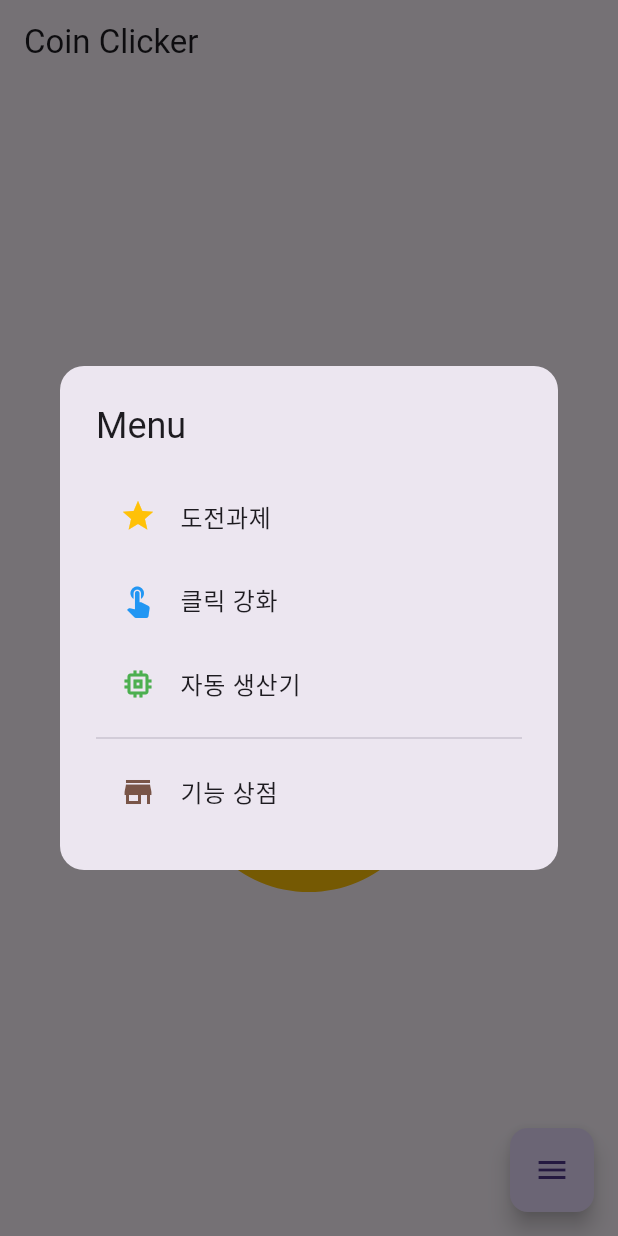
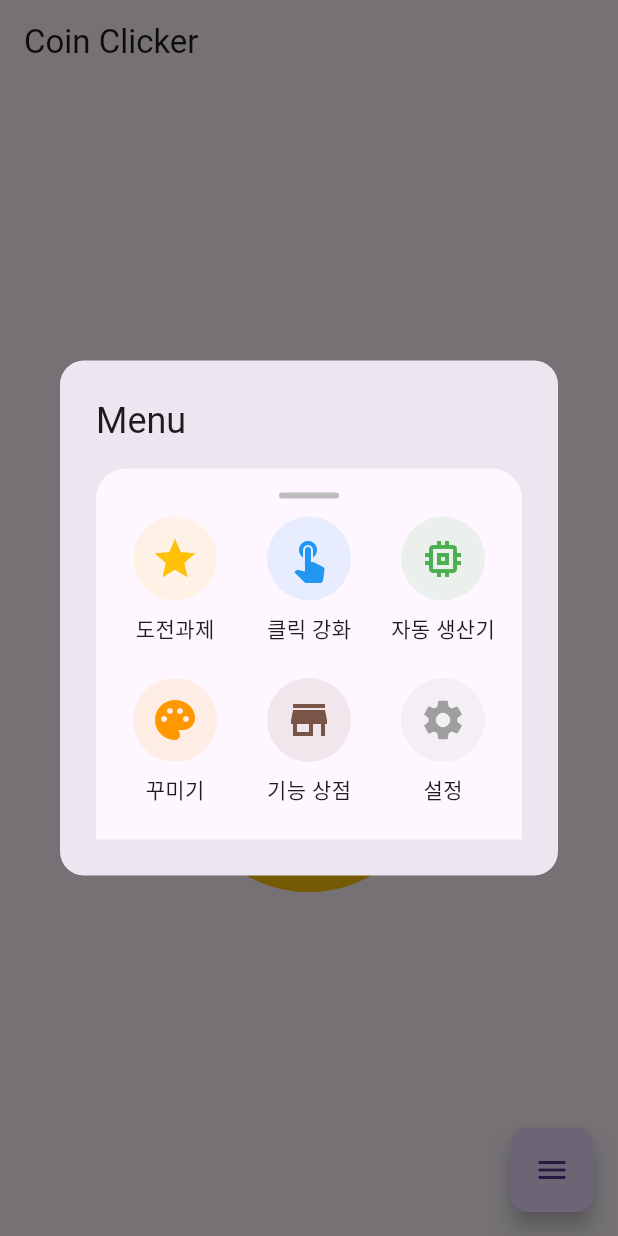
Before and after one commit to feather2308/flutter_coin_clicker, a Flutter app: the screen it shows after launch, after a tap on the "menu" icon, on a phone screen of 412 x 824 dp. Run offline on Flutter 3.47's test engine with Material 3 defaults, Android fonts, the phone set to English and light mode, and no system bars; our stand-ins replace hive, hive_flutter; accounts and stored records are empty.

Commit message:
테마 상점 추가함

```diff
--- a/lib/game_logic.dart
+++ b/lib/game_logic.dart
@@ -5,6 +5,8 @@ import 'package:flutter/material.dart';
 import 'package:flutter/services.dart';
 import 'package:flutter_coin_clicker/models/achievement.dart';
 import 'package:flutter_coin_clicker/models/auto_miner.dart';
+import 'package:flutter_coin_clicker/models/coin_theme.dart';
+import 'package:flutter_coin_clicker/models/game_state.dart';
 import 'package:hive/hive.dart';
 
 class GameLogic {
@@ -12,21 +14,14 @@ class GameLogic {
   final VoidCallback onAutoMine;
   final BuildContext context;
 
-  int coinCount = 0;
-  int totalCoinsEarned = 0;
+  late GameState gameState;
 
-  // Upgrades
-  int clickPower = 1;
-  int clickUpgradeCost = 10;
+  // Non-persistent state
   List<AutoMiner> autoMiners = [];
+  List<CoinTheme> coinThemes = [];
   int totalAutoMinerProduction = 0;
   Timer? autoMinerTimer;
-
-  // Achievements
   List<Achievement> achievements = [];
-
-  // Artifact Expedition (formerly Idle Rewards)
-  bool isArtifactExpeditionUnlocked = false;
   final int artifactExpeditionUnlockCost = 1000;
 
   GameLogic({required this.onUpdate, required this.onAutoMine, required this.context});
@@ -34,38 +29,41 @@ class GameLogic {
   // --- Data Persistence ---
 
   Future<void> saveGameData() async {
-    final box = await Hive.openBox('gameState');
-    await box.put('coinCount', coinCount);
-    await box.put('totalCoinsEarned', totalCoinsEarned);
-    await box.put('clickPower', clickPower);
-    await box.put('clickUpgradeCost', clickUpgradeCost);
-    final minerLevels = autoMiners.map((m) => m.level).toList();
-    await box.put('autoMinerLevels', minerLevels);
+    final box = await Hive.openBox('gameStateBox');
+
+    // 게임 상태 전체 저장
+    await box.put('gameState', gameState);
+
+    // 도전과제 상태 저장
     final achievementStatus = achievements.map((a) => a.isUnlocked).toList();
     await box.put('achievementStatus', achievementStatus);
-    await box.put('isArtifactExpeditionUnlocked', isArtifactExpeditionUnlocked);
+
+    // 🎨 테마 상태 저장 (별도로 안 해도 되지만, 명시적으로 한 번 더)
+    await box.put('unlockedCoinThemeIds', gameState.unlockedCoinThemeIds);
+    await box.put('activeCoinThemeId', gameState.activeCoinThemeId);
+
+    // 세션 종료 시간
     await box.put('lastSessionEndTime', DateTime.now().millisecondsSinceEpoch);
   }
 
   Future<void> loadGameData() async {
     await _initializeAutoMiners();
     await _initializeAchievements();
+    await _initializeCoinThemes();
 
-    final box = await Hive.openBox('gameState');
+    final box = await Hive.openBox('gameStateBox');
 
-    coinCount = box.get('coinCount', defaultValue: 0);
-    totalCoinsEarned = box.get('totalCoinsEarned', defaultValue: 0);
-    clickPower = box.get('clickPower', defaultValue: 1);
-    clickUpgradeCost = box.get('clickUpgradeCost', defaultValue: 10);
-    isArtifactExpeditionUnlocked = box.get('isArtifactExpeditionUnlocked', defaultValue: false);
+    // 기본 게임 상태 불러오기
+    gameState = box.get('gameState', defaultValue: GameState());
 
-    final List<int> minerLevels = List<int>.from(box.get('autoMinerLevels', defaultValue: []));
-    if (minerLevels.isNotEmpty && minerLevels.length == autoMiners.length) {
+    // 자동 생산기 복원
+    if (gameState.autoMinerLevels.isNotEmpty && gameState.autoMinerLevels.length == autoMiners.length) {
       for (int i = 0; i < autoMiners.length; i++) {
-        autoMiners[i].setLevel(minerLevels[i]);
+        autoMiners[i].setLevel(gameState.autoMinerLevels[i]);
       }
     }
 
+    // 도전과제 복원
     final List<bool> achievementStatus = List<bool>.from(box.get('achievementStatus', defaultValue: []));
     if (achievementStatus.isNotEmpty && achievementStatus.length == achievements.length) {
       for (int i = 0; i < achievements.length; i++) {
@@ -73,8 +71,18 @@ class GameLogic {
       }
     }
 
+    // 🎨 테마 상태 복원
+    final List<String> unlockedIds = List<String>.from(
+      box.get('unlockedCoinThemeIds', defaultValue: ['default']),
+    );
+    final String activeId = box.get('activeCoinThemeId', defaultValue: 'default');
+
+    gameState.unlockedCoinThemeIds = unlockedIds;
+    gameState.activeCoinThemeId = activeId;
+
+    // 생산량 갱신 및 기타 초기화
     _recalculateTotalProduction();
-    if (isArtifactExpeditionUnlocked) {
+    if (gameState.isArtifactExpeditionUnlocked) {
       _calculateArtifactExpeditionRewards(box);
     }
 
@@ -96,8 +104,8 @@ class GameLogic {
     final earnings = (effectiveOfflineSeconds * totalAutoMinerProduction).round();
 
     if (earnings > 0) {
-      coinCount += earnings;
-      totalCoinsEarned += earnings;
+      gameState.coins += earnings;
+      gameState.totalCoinsEarned += earnings;
       _showArtifactExpeditionDialog(earnings, effectiveOfflineSeconds.round());
     }
   }
@@ -136,14 +144,19 @@ class GameLogic {
     achievements = data.map((d) => Achievement.fromJson(d)).toList();
   }
 
+  Future<void> _initializeCoinThemes() async {
+    final String response = await rootBundle.loadString('assets/data/coin_themes.json');
+    final data = await json.decode(response) as List;
+    coinThemes = data.map((d) => CoinTheme.fromJson(d)).toList();
+  }
+
   // --- Core Game Logic ---
   void unlockArtifactExpedition() {
-    if (coinCount >= artifactExpeditionUnlockCost) {
-      coinCount -= artifactExpeditionUnlockCost;
-      isArtifactExpeditionUnlocked = true;
+    if (gameState.coins >= artifactExpeditionUnlockCost) {
+      gameState.coins -= artifactExpeditionUnlockCost;
+      gameState.isArtifactExpeditionUnlocked = true;
       onUpdate();
       saveGameData();
-      // Close menu and show confirmation
       Navigator.of(context).pop();
       ScaffoldMessenger.of(context).showSnackBar(
         const SnackBar(content: Text('유물 탐사 기능이 활성화되었습니다!')),
@@ -152,9 +165,9 @@ class GameLogic {
   }
 
   void incrementCoin() {
-    final amount = clickPower;
-    coinCount += amount;
-    totalCoinsEarned += amount;
+    final amount = gameState.clickPower;
+    gameState.coins += amount;
+    gameState.totalCoinsEarned += amount;
     _checkAchievements();
     onUpdate();
     saveGameData();
@@ -162,8 +175,8 @@ class GameLogic {
 
   void autoMine() {
     if (totalAutoMinerProduction > 0) {
-      coinCount += totalAutoMinerProduction;
-      totalCoinsEarned += totalAutoMinerProduction;
+      gameState.coins += totalAutoMinerProduction;
+      gameState.totalCoinsEarned += totalAutoMinerProduction;
       _checkAchievements();
       onUpdate();
       onAutoMine();
@@ -180,10 +193,10 @@ class GameLogic {
   }
 
   void upgradeClickPower() {
-    if (coinCount >= clickUpgradeCost) {
-      coinCount -= clickUpgradeCost;
-      clickPower++;
-      clickUpgradeCost = (clickUpgradeCost * 1.5).round();
+    if (gameState.coins >= gameState.clickUpgradeCost) {
+      gameState.coins -= gameState.clickUpgradeCost;
+      gameState.clickPower++;
+      gameState.clickUpgradeCost = (gameState.clickUpgradeCost * 1.5).round().toDouble();
       _checkAchievements();
       onUpdate();
       saveGameData();
@@ -192,9 +205,10 @@ class GameLogic {
 
   void upgradeAutoMiner(int index) {
     final miner = autoMiners[index];
-    if (coinCount >= miner.currentCost) {
-      coinCount -= miner.currentCost;
+    if (gameState.coins >= miner.currentCost) {
+      gameState.coins -= miner.currentCost;
       miner.levelUp();
+      gameState.autoMinerLevels = autoMiners.map((m) => m.level).toList();
       _recalculateTotalProduction();
       if (autoMinerTimer == null || !autoMinerTimer!.isActive) startAutoMiner();
       _checkAchievements();
@@ -208,8 +222,8 @@ class GameLogic {
       if (achievement.isUnlocked) continue;
       bool unlocked = false;
       switch (achievement.type) {
-        case AchievementType.totalCoins: if (totalCoinsEarned >= achievement.condition) unlocked = true; break;
-        case AchievementType.clickLevel: if (clickPower >= achievement.condition) unlocked = true; break;
+        case AchievementType.totalCoins: if (gameState.totalCoinsEarned >= achievement.condition) unlocked = true; break;
+        case AchievementType.clickLevel: if (gameState.clickPower >= achievement.condition) unlocked = true; break;
         case AchievementType.autoMinerLevel: final totalLevel = autoMiners.fold<int>(0, (sum, miner) => sum + miner.level); if (totalLevel >= achievement.condition) unlocked = true; break;
       }
       if (unlocked) {
@@ -229,4 +243,5 @@ class GameLogic {
   void dispose() {
     autoMinerTimer?.cancel();
   }
+
 }
--- a/lib/main.dart
+++ b/lib/main.dart
@@ -4,12 +4,14 @@
 import 'package:flutter_coin_clicker/game_logic.dart';
 import 'package:flutter_coin_clicker/game_ui.dart';
 import 'package:flutter_coin_clicker/models/floating_animation.dart';
+import 'package:flutter_coin_clicker/models/game_state.dart';
 import 'package:flutter_coin_clicker/widgets/animation_painter.dart';
 import 'package:flutter_coin_clicker/widgets/coin_display.dart';
 import 'package:hive_flutter/hive_flutter.dart';
 
 void main() async {
   await Hive.initFlutter();
+  Hive.registerAdapter(GameStateAdapter());
   runApp(const MyApp());
 }
 
@@ -123,7 +125,7 @@
     if (coinRect.contains(details.globalPosition)) {
       final localPosition = stackRenderBox.globalToLocal(details.globalPosition);
       _gameLogic.incrementCoin();
-      _addAnimation(localPosition, _gameLogic.clickPower);
+      _addAnimation(localPosition, _gameLogic.gameState.clickPower);
       _triggerCoinAnimation();
     }
   }
@@ -179,7 +181,7 @@
                           style: TextStyle(fontSize: 24),
                         ),
                         Text(
-                          '${_gameLogic.coinCount}',
+                          '${_gameLogic.gameState.coins.round()}',
                           style: const TextStyle(fontSize: 48, fontWeight: FontWeight.bold),
                         ),
                         const SizedBox(height: 40),
--- /dev/null
+++ b/lib/models/coin_theme.dart
@@ -0,0 +1,21 @@
+import 'package:json_annotation/json_annotation.dart';
+
+part 'coin_theme.g.dart';
+
+@JsonSerializable()
+class CoinTheme {
+  final String id;
+  final String name;
+  final String color;
+  final double price;
+
+  CoinTheme({
+    required this.id,
+    required this.name,
+    required this.color,
+    required this.price,
+  });
+
+  factory CoinTheme.fromJson(Map<String, dynamic> json) => _$CoinThemeFromJson(json);
+  Map<String, dynamic> toJson() => _$CoinThemeToJson(this);
+}
--- a/lib/models/game_state.dart
+++ b/lib/models/game_state.dart
@@ -3,7 +3,7 @@ import 'package:hive/hive.dart';
 
 part 'game_state.g.dart';
 
-@HiveType(typeId: 1) // typeId를 1로 변경 (0은 이전에 사용)
+@HiveType(typeId: 1)
 class GameState {
   @HiveField(0)
   double coins;
@@ -12,11 +12,32 @@ class GameState {
   int clickPower;
 
   @HiveField(2)
-  int autoMinerLevel;
+  List<int> autoMinerLevels; // Changed from int to List<int>
+
+  @HiveField(3)
+  List<String> unlockedCoinThemeIds;
+
+  @HiveField(4)
+  String activeCoinThemeId;
+
+  @HiveField(5)
+  bool isArtifactExpeditionUnlocked;
+
+  @HiveField(6)
+  double totalCoinsEarned; // Added
+
+  @HiveField(7)
+  double clickUpgradeCost; // Added
 
   GameState({
     this.coins = 0,
     this.clickPower = 1,
-    this.autoMinerLevel = 0,
-  });
+    List<int>? autoMinerLevels,
+    List<String>? unlockedCoinThemeIds,
+    this.activeCoinThemeId = 'default',
+    this.isArtifactExpeditionUnlocked = false,
+    this.totalCoinsEarned = 0,
+    this.clickUpgradeCost = 10,
+  }) : this.autoMinerLevels = autoMinerLevels ?? [],
+       this.unlockedCoinThemeIds = unlockedCoinThemeIds ?? ['default'];
 }
--- a/lib/widgets/game_menu_sheet.dart
+++ b/lib/widgets/game_menu_sheet.dart
@@ -4,7 +4,9 @@ class GameMenuSheet extends StatelessWidget {
   final VoidCallback onAchievementsPressed;
   final VoidCallback onClickUpgradePressed;
   final VoidCallback onAutoMinerUpgradePressed;
+  final VoidCallback onThemeShopPressed;
   final VoidCallback onFeatureShopPressed;
+  final VoidCallback onSettingsPressed; // ✅ 새로 추가됨
   final bool isArtifactExpeditionUnlocked;
 
   const GameMenuSheet({
@@ -12,40 +14,95 @@ class GameMenuSheet extends StatelessWidget {
     required this.onAchievementsPressed,
     required this.onClickUpgradePressed,
     required this.onAutoMinerUpgradePressed,
+    required this.onThemeShopPressed,
     required this.onFeatureShopPressed,
+    required this.onSettingsPressed, // ✅ 새로 추가됨
     required this.isArtifactExpeditionUnlocked,
   });
 
   @override
   Widget build(BuildContext context) {
-    return ListView(
-      shrinkWrap: true,
-      children: <Widget>[
-        ListTile(
-          leading: const Icon(Icons.star, color: Colors.amber),
-          title: const Text('도전과제'),
-          onTap: onAchievementsPressed,
-        ),
-        ListTile(
-          leading: const Icon(Icons.touch_app, color: Colors.blue),
-          title: const Text('클릭 강화'),
-          onTap: onClickUpgradePressed,
-        ),
-        ListTile(
-          leading: const Icon(Icons.memory, color: Colors.green),
-          title: const Text('자동 생산기'),
-          onTap: onAutoMinerUpgradePressed,
-        ),
-        const Divider(),
-        ListTile(
-          leading: Icon(
-            isArtifactExpeditionUnlocked ? Icons.explore : Icons.store,
-            color: Colors.brown,
+    final List<_MenuItem> menuItems = [
+      _MenuItem(Icons.star, '도전과제', Colors.amber, onAchievementsPressed),
+      _MenuItem(Icons.touch_app, '클릭 강화', Colors.blue, onClickUpgradePressed),
+      _MenuItem(Icons.memory, '자동 생산기', Colors.green, onAutoMinerUpgradePressed),
+      _MenuItem(Icons.palette, '꾸미기', Colors.orange, onThemeShopPressed),
+      _MenuItem(
+        isArtifactExpeditionUnlocked ? Icons.explore : Icons.store,
+        isArtifactExpeditionUnlocked ? '유물 탐사 강화' : '기능 상점',
+        Colors.brown,
+        onFeatureShopPressed,
+      ),
+      _MenuItem(Icons.settings, '설정', Colors.grey, onSettingsPressed), // ✅ 설정 추가됨
+    ];
+
+    return Container(
+      padding: const EdgeInsets.all(16),
+      decoration: BoxDecoration(
+        color: Theme.of(context).colorScheme.surface,
+        borderRadius: const BorderRadius.vertical(top: Radius.circular(20)),
+      ),
+      child: Column(
+        mainAxisSize: MainAxisSize.min,
+        children: [
+          // 상단 드래그바
+          Container(
+            width: 40,
+            height: 4,
+            margin: const EdgeInsets.only(bottom: 12),
+            decoration: BoxDecoration(
+              color: Colors.grey[400],
+              borderRadius: BorderRadius.circular(2),
+            ),
           ),
-          title: Text(isArtifactExpeditionUnlocked ? '유물 탐사 강화' : '기능 상점'),
-          onTap: onFeatureShopPressed,
-        ),
-      ],
+          // 아이콘 + 텍스트 격자
+          GridView.builder(
+            shrinkWrap: true,
+            physics: const NeverScrollableScrollPhysics(),
+            itemCount: menuItems.length,
+            gridDelegate: const SliverGridDelegateWithFixedCrossAxisCount(
+              crossAxisCount: 3, // 가로로 3개씩
+              mainAxisSpacing: 16,
+              crossAxisSpacing: 16,
+              childAspectRatio: 0.8,
+            ),
+            itemBuilder: (context, index) {
+              final item = menuItems[index];
+              return GestureDetector(
+                onTap: item.onTap,
+                child: Column(
+                  mainAxisSize: MainAxisSize.min,
+                  children: [
+                    Container(
+                      padding: const EdgeInsets.all(12),
+                      decoration: BoxDecoration(
+                        color: item.color.withOpacity(0.1),
+                        shape: BoxShape.circle,
+                      ),
+                      child: Icon(item.icon, color: item.color, size: 32),
+                    ),
+                    const SizedBox(height: 8),
+                    Text(
+                      item.label,
+                      style: const TextStyle(fontSize: 14, fontWeight: FontWeight.w500),
+                    ),
+                  ],
+                ),
+              );
+            },
+          ),
+        ],
+      ),
     );
   }
 }
+
+// 내부 데이터 클래스
+class _MenuItem {
+  final IconData icon;
+  final String label;
+  final Color color;
+  final VoidCallback onTap;
+
+  _MenuItem(this.icon, this.label, this.color, this.onTap);
+}
--- a/pubspec.yaml
+++ b/pubspec.yaml
@@ -18,6 +18,7 @@ dependencies:
   # The following adds the Cupertino Icons font to your application.
   # Use with the CupertinoIcons class for iOS style icons.
   cupertino_icons: ^1.0.8
+  json_annotation: ^4.9.0
 
 dev_dependencies:
   flutter_test:
@@ -25,6 +26,10 @@ dev_dependencies:
 
   flutter_lints: ^5.0.0
 
+  hive_generator: ^2.0.1
+  build_runner: ^2.3.0
+  json_serializable: ^6.3.1
+
 flutter:
 
   uses-material-design: true
```
Also changed, not shown: assets/data/coin_themes.json (added, +26 -0 lines), lib/game_ui.dart (+56 -6 lines), lib/widgets/theme_menu.dart (added, +117 -0 lines), lib/models/coin_theme.g.dart (added), lib/models/game_state.g.dart, pubspec.lock, 1 other file.
